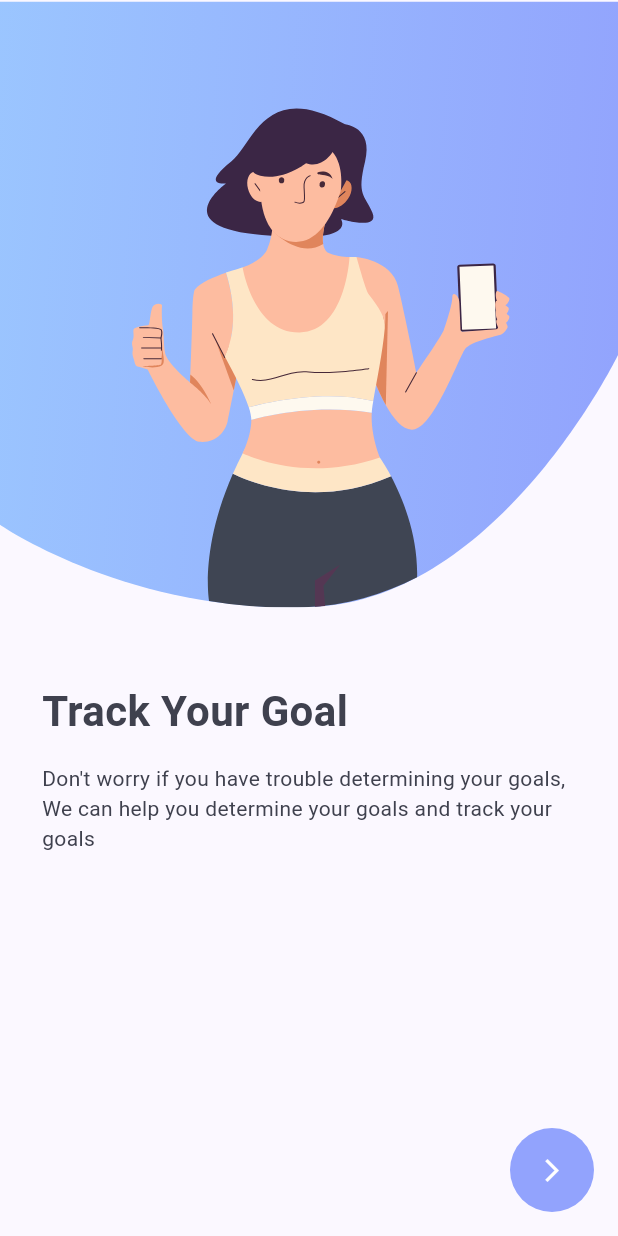
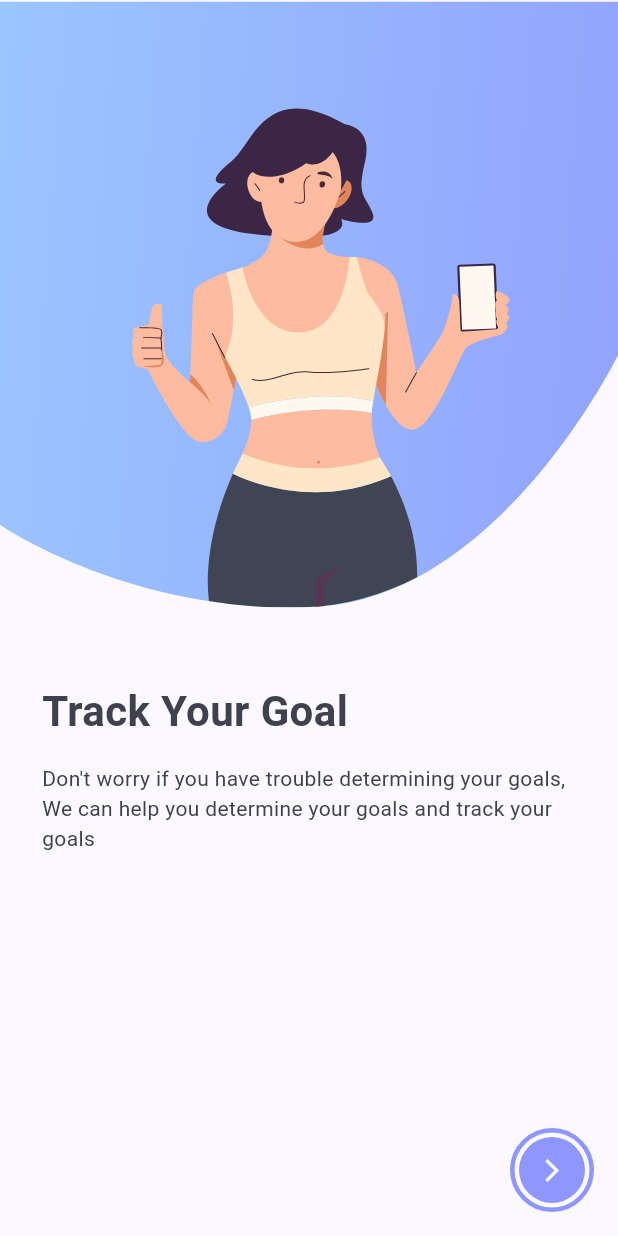
Before and after one commit to AliGad17611/minders, a Flutter app: the Onboarding screen opened directly, on a phone screen of 412 x 824 dp. Run offline on Flutter 3.47's test engine with Material 3 defaults, Android fonts, the light colour scheme and no system bars; our stand-ins replace flutter_svg.

Commit message:
Enhance onboarding screen with updated FloatingActionButton design, including new shape, colors, and icon styling.

```diff
--- a/lib/features/registration/onboarding/onboarding.dart
+++ b/lib/features/registration/onboarding/onboarding.dart
@@ -63,14 +63,33 @@ class _OnboardingState extends State<Onboarding> with TickerProviderStateMixin {
   Widget build(BuildContext context) {
     return Scaffold(
       floatingActionButton: FloatingActionButton(
-        shape: CircleBorder(),
+        splashColor: Colors.transparent,
+        highlightElevation: 0,
+        hoverElevation: 0,
+        shape: CircleBorder(
+          eccentricity: 0.5,
+          side: BorderSide(
+            color: AppColors.purpleAccent,
+            width: 3,
+            style: BorderStyle.solid,
+          ),
+        ),
         elevation: 0,
-        backgroundColor: AppColors.purpleSecondary,
+        backgroundColor: Colors.transparent,
         onPressed: _nextPage,
-        child: Icon(
-          Icons.arrow_forward_ios,
-          size: 18,
-          color: AppColors.whiteTextColors,
+        child: Container(
+          margin: EdgeInsets.all(6),
+          decoration: BoxDecoration(
+            shape: BoxShape.circle,
+            color: AppColors.purpleAccent,
+          ),
+          child: Center(
+            child: Icon(
+              Icons.arrow_forward_ios,
+              size: 18,
+              color: AppColors.whiteTextColors,
+            ),
+          ),
         ),
       ),
       body: AnimatedBuilder(
@@ -146,7 +165,6 @@ class _OnboardingState extends State<Onboarding> with TickerProviderStateMixin {
 
 class _OnboardingContent extends StatelessWidget {
   const _OnboardingContent({
-    super.key,
     required this.title,
     required this.description,
     required this.image,
```
